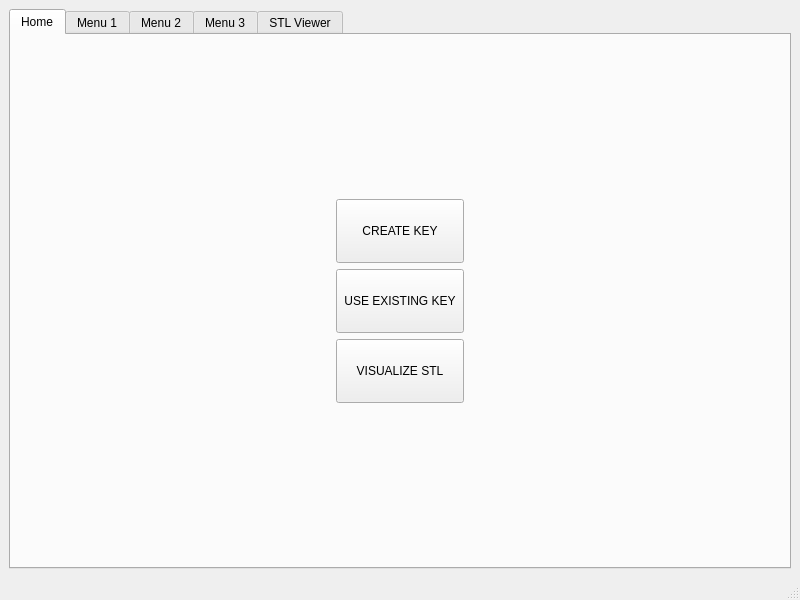
Qt form keybuilder/mainwindow.ui (QtWorks/keymanager) before a commit.
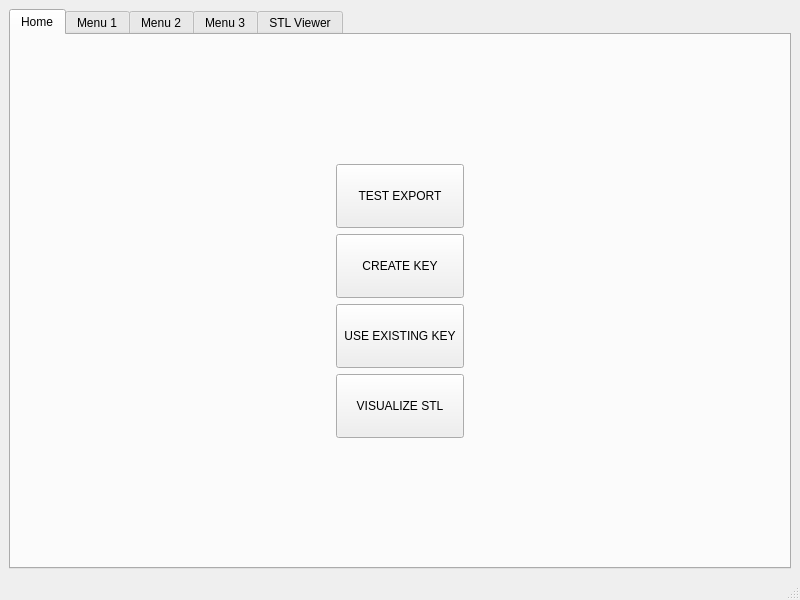
The same form after that commit. Custom widgets are drawn as their Qt base class.

Patch:
```diff
--- a/keybuilder/mainwindow.ui
+++ b/keybuilder/mainwindow.ui
@@ -27,7 +27,7 @@
        <layout class="QGridLayout" name="gridLayout_3">
         <item row="0" column="0">
          <layout class="QGridLayout" name="gridLayout_2">
-          <item row="0" column="0">
+          <item row="1" column="0">
            <widget class="QPushButton" name="createKeyButton">
             <property name="minimumSize">
              <size>
@@ -46,26 +46,7 @@
             </property>
            </widget>
           </item>
-          <item row="1" column="0">
-           <widget class="QPushButton" name="useExistingKeyButton">
-            <property name="minimumSize">
-             <size>
-              <width>128</width>
-              <height>64</height>
-             </size>
-            </property>
-            <property name="maximumSize">
-             <size>
-              <width>128</width>
-              <height>64</height>
-             </size>
-            </property>
-            <property name="text">
-             <string>USE EXISTING KEY</string>
-            </property>
-           </widget>
-          </item>
-          <item row="2" column="0">
+          <item row="3" column="0">
            <widget class="QPushButton" name="visualizeSTLButton">
             <property name="minimumSize">
              <size>
@@ -84,6 +65,44 @@
             </property>
            </widget>
           </item>
+          <item row="2" column="0">
+           <widget class="QPushButton" name="useExistingKeyButton">
+            <property name="minimumSize">
+             <size>
+              <width>128</width>
+              <height>64</height>
+             </size>
+            </property>
+            <property name="maximumSize">
+             <size>
+              <width>128</width>
+              <height>64</height>
+             </size>
+            </property>
+            <property name="text">
+             <string>USE EXISTING KEY</string>
+            </property>
+           </widget>
+          </item>
+          <item row="0" column="0">
+           <widget class="QPushButton" name="testExportButton">
+            <property name="minimumSize">
+             <size>
+              <width>128</width>
+              <height>64</height>
+             </size>
+            </property>
+            <property name="maximumSize">
+             <size>
+              <width>128</width>
+              <height>64</height>
+             </size>
+            </property>
+            <property name="text">
+             <string>TEST EXPORT</string>
+            </property>
+           </widget>
+          </item>
          </layout>
         </item>
        </layout>
```
